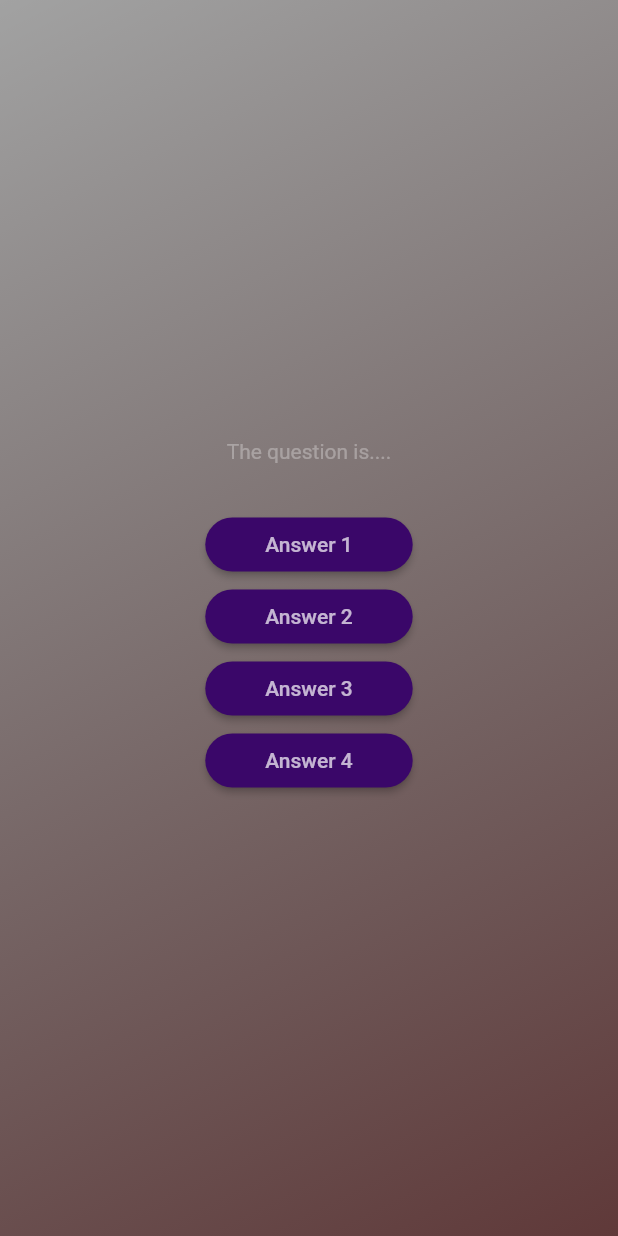
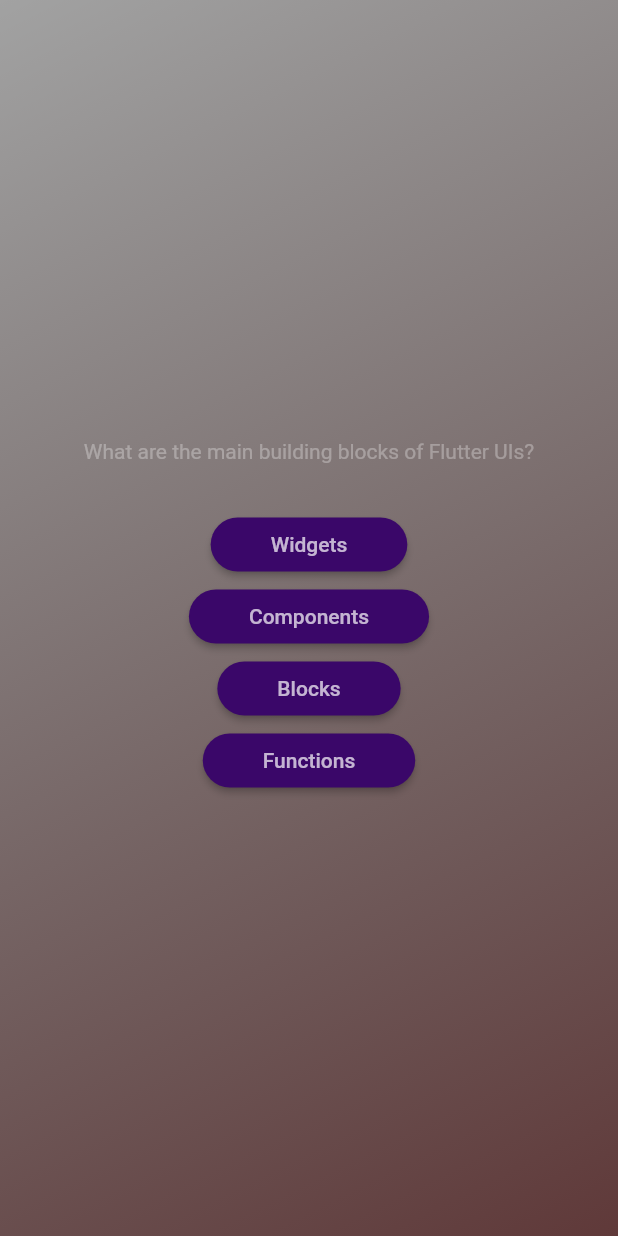
Before and after one commit to Hustler-Sameer/Quiz-App, a Flutter app: the screen it shows after launch, after a tap on "Start Quiz", on a phone screen of 412 x 824 dp. Run offline on Flutter 3.47's test engine with Material 2 defaults, Android fonts, the phone set to English and light mode, and no system bars.

Commit message:
03/11/2023

```diff
--- a/lib/questions_screen.dart
+++ b/lib/questions_screen.dart
@@ -1,5 +1,6 @@
 import 'package:flutter/material.dart';
 import 'package:quiz_app/models/answer_button.dart';
+import 'package:quiz_app/data/questions.dart';
 
 class QuestionsScreen extends StatefulWidget {
   const QuestionsScreen({super.key});
@@ -15,32 +16,33 @@ class _QuestionsScreenState extends State<QuestionsScreen> {
   @override
   Widget build(BuildContext context) {
     // TODO: implement build
+    final currentQuestion = questions[0];
     return SizedBox(
       width: double.infinity,
       child: Column(
         mainAxisAlignment: MainAxisAlignment.center,
         children: [
-          const Text(
-            'The question is....',
-            style: TextStyle(
+          Text(
+            currentQuestion.text,
+            style: const TextStyle(
               color: Colors.white30,
             ),
           ),
           const SizedBox(height: 30),
           AnswerButton(
-            'Answer 1',
+            currentQuestion.answer[0],
             () {},
           ),
           AnswerButton(
-            'Answer 2',
+            currentQuestion.answer[1],
             () {},
           ),
           AnswerButton(
-            'Answer 3',
+            currentQuestion.answer[2],
             () {},
           ),
           AnswerButton(
-            'Answer 4',
+            currentQuestion.answer[3],
             () {},
           ),
         ],
```
